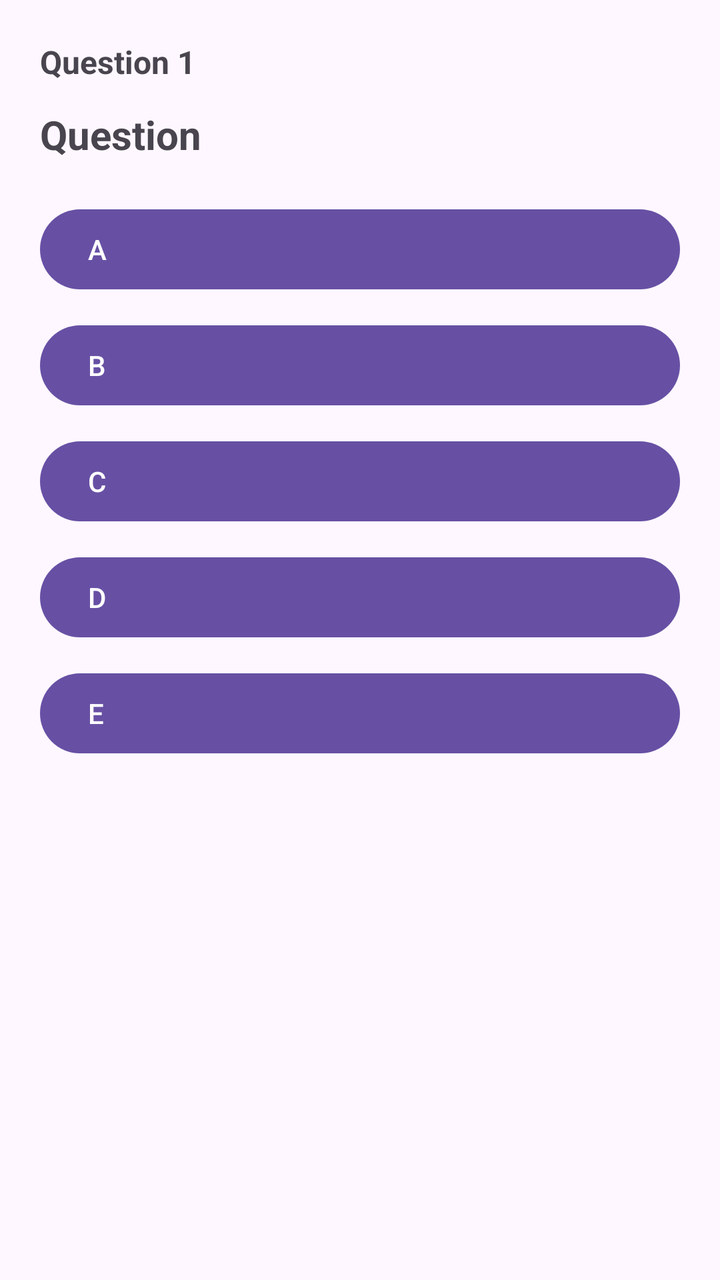
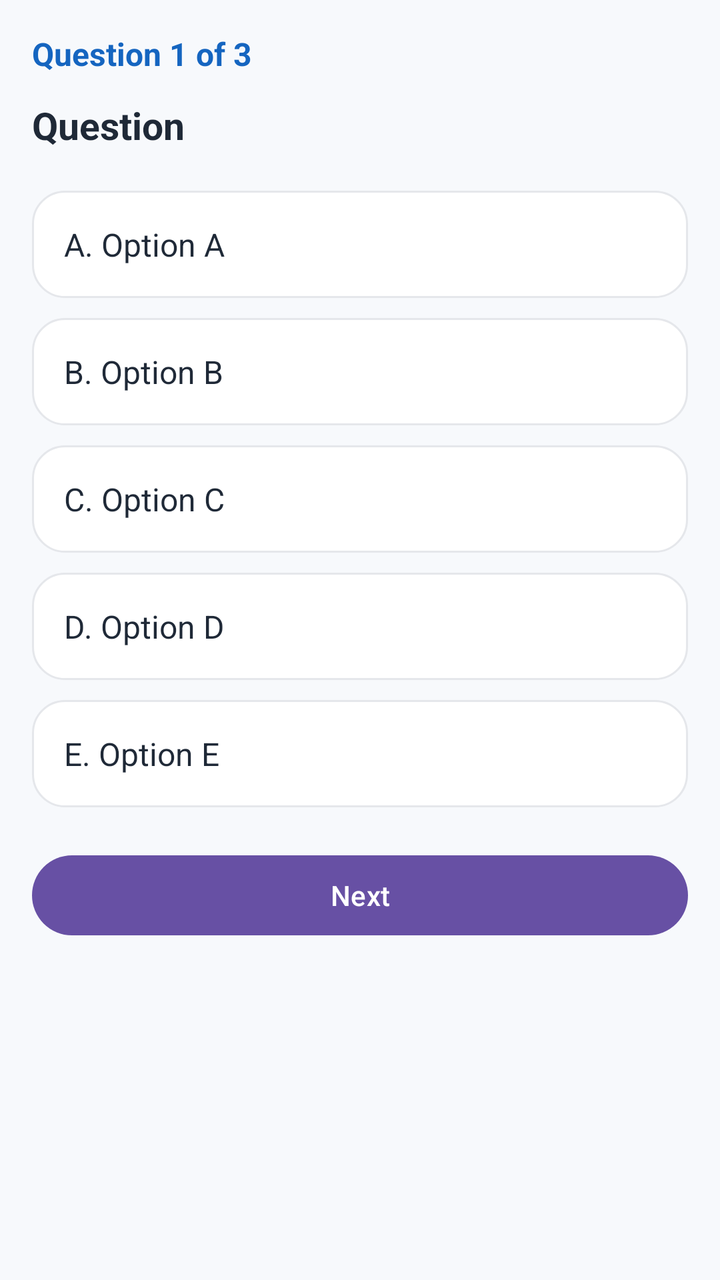

The first picture is an Android layout as it rendered before a commit; the second is the same layout after the commit. The layout source and the unified diff follow.
<!-- AndroidManifest.xml: application theme Theme.CSTeacherPrep -->
<!-- res/layout/activity_quiz.xml -->
<?xml version="1.0" encoding="utf-8"?>
<ScrollView xmlns:android="http://schemas.android.com/apk/res/android"
    xmlns:app="http://schemas.android.com/apk/res-auto"
    android:layout_width="match_parent"
    android:layout_height="match_parent"
    android:fillViewport="true">

    <LinearLayout
        android:layout_width="match_parent"
        android:layout_height="wrap_content"
        android:orientation="vertical"
        android:padding="20dp">

        <TextView
            android:id="@+id/questionNumber"
            android:layout_width="wrap_content"
            android:layout_height="wrap_content"
            android:text="Question 1"
            android:textSize="16sp"
            android:textStyle="bold"
            android:layout_marginBottom="12dp" />

        <TextView
            android:id="@+id/questionText"
            android:layout_width="match_parent"
            android:layout_height="wrap_content"
            android:text="Question"
            android:textSize="20sp"
            android:textStyle="bold"
            android:layout_marginBottom="20dp" />

        <com.google.android.material.button.MaterialButton
            android:id="@+id/optionA"
            android:layout_width="match_parent"
            android:layout_height="wrap_content"
            android:text="A"
            android:gravity="start|center_vertical"
            android:layout_marginBottom="10dp" />

        <com.google.android.material.button.MaterialButton
            android:id="@+id/optionB"
            android:layout_width="match_parent"
            android:layout_height="wrap_content"
            android:text="B"
            android:gravity="start|center_vertical"
            android:layout_marginBottom="10dp" />

        <com.google.android.material.button.MaterialButton
            android:id="@+id/optionC"
            android:layout_width="match_parent"
            android:layout_height="wrap_content"
            android:text="C"
            android:gravity="start|center_vertical"
            android:layout_marginBottom="10dp" />

        <com.google.android.material.button.MaterialButton
            android:id="@+id/optionD"
            android:layout_width="match_parent"
            android:layout_height="wrap_content"
            android:text="D"
            android:gravity="start|center_vertical"
            android:layout_marginBottom="10dp" />

        <com.google.android.material.button.MaterialButton
            android:id="@+id/optionE"
            android:layout_width="match_parent"
            android:layout_height="wrap_content"
            android:text="E"
            android:gravity="start|center_vertical"
            android:layout_marginBottom="20dp" />

    </LinearLayout>

</ScrollView>
<!-- resources referenced by this layout -->
<resources>
  <style name="Theme.CSTeacherPrep" parent="Base.Theme.CSTeacherPrep" />
  <style name="Base.Theme.CSTeacherPrep" parent="Theme.Material3.DayNight.NoActionBar">
          
          
      </style>
</resources>

<!-- the commit's change to res/layout/activity_quiz.xml (unified diff, before → after) -->
@@ -1,73 +1,135 @@
 <?xml version="1.0" encoding="utf-8"?>
 <ScrollView xmlns:android="http://schemas.android.com/apk/res/android"
-    xmlns:app="http://schemas.android.com/apk/res-auto"
     android:layout_width="match_parent"
     android:layout_height="match_parent"
+    android:background="@color/screen_background"
     android:fillViewport="true">
 
     <LinearLayout
         android:layout_width="match_parent"
         android:layout_height="wrap_content"
         android:orientation="vertical"
-        android:padding="20dp">
+        android:padding="16dp">
 
+        
         <TextView
             android:id="@+id/questionNumber"
-            android:layout_width="wrap_content"
+            android:layout_width="match_parent"
             android:layout_height="wrap_content"
-            android:text="Question 1"
+            android:text="Question 1 of 3"
+            android:textColor="@color/primary_blue"
             android:textSize="16sp"
-            android:textStyle="bold"
-            android:layout_marginBottom="12dp" />
+            android:textStyle="bold" />
 
+        
         <TextView
             android:id="@+id/questionText"
             android:layout_width="match_parent"
             android:layout_height="wrap_content"
+            android:layout_marginTop="12dp"
             android:text="Question"
-            android:textSize="20sp"
-            android:textStyle="bold"
-            android:layout_marginBottom="20dp" />
+            android:textColor="@color/text_primary"
+            android:textSize="19sp"
+            android:textStyle="bold" />
 
-        <com.google.android.material.button.MaterialButton
+        
+        <TextView
             android:id="@+id/optionA"
             android:layout_width="match_parent"
             android:layout_height="wrap_content"
-            android:text="A"
-            android:gravity="start|center_vertical"
-            android:layout_marginBottom="10dp" />
+            android:layout_marginTop="20dp"
+            android:background="@drawable/bg_card"
+            android:clickable="true"
+            android:focusable="true"
+            android:padding="16dp"
+            android:text="A. Option A"
+            android:textColor="@color/text_primary"
+            android:textSize="16sp" />
 
-        <com.google.android.material.button.MaterialButton
+        
+        <TextView
             android:id="@+id/optionB"
             android:layout_width="match_parent"
             android:layout_height="wrap_content"
-            android:text="B"
-            android:gravity="start|center_vertical"
-            android:layout_marginBottom="10dp" />
+            android:layout_marginTop="10dp"
+            android:background="@drawable/bg_card"
+            android:clickable="true"
+            android:focusable="true"
+            android:padding="16dp"
+            android:text="B. Option B"
+            android:textColor="@color/text_primary"
+            android:textSize="16sp" />
 
-        <com.google.android.material.button.MaterialButton
+        
+        <TextView
             android:id="@+id/optionC"
             android:layout_width="match_parent"
             android:layout_height="wrap_content"
-            android:text="C"
-            android:gravity="start|center_vertical"
-            android:layout_marginBottom="10dp" />
+            android:layout_marginTop="10dp"
+            android:background="@drawable/bg_card"
+            android:clickable="true"
+            android:focusable="true"
+            android:padding="16dp"
+            android:text="C. Option C"
+            android:textColor="@color/text_primary"
+            android:textSize="16sp" />
 
-        <com.google.android.material.button.MaterialButton
+        
+        <TextView
             android:id="@+id/optionD"
             android:layout_width="match_parent"
             android:layout_height="wrap_content"
-            android:text="D"
-            android:gravity="start|center_vertical"
-            android:layout_marginBottom="10dp" />
+            android:layout_marginTop="10dp"
+            android:background="@drawable/bg_card"
+            android:clickable="true"
+            android:focusable="true"
+            android:padding="16dp"
+            android:text="D. Option D"
+            android:textColor="@color/text_primary"
+            android:textSize="16sp" />
 
-        <com.google.android.material.button.MaterialButton
+        
+        <TextView
             android:id="@+id/optionE"
             android:layout_width="match_parent"
             android:layout_height="wrap_content"
-            android:text="E"
-            android:gravity="start|center_vertical"
-            android:layout_marginBottom="20dp" />
+            android:layout_marginTop="10dp"
+            android:background="@drawable/bg_card"
+            android:clickable="true"
+            android:focusable="true"
+            android:padding="16dp"
+            android:text="E. Option E"
+            android:textColor="@color/text_primary"
+            android:textSize="16sp" />
+
+        
+        <TextView
+            android:id="@+id/explanation"
+            android:layout_width="match_parent"
+            android:layout_height="wrap_content"
+            android:layout_marginTop="14dp"
+            android:background="@color/primary_blue_light"
+            android:padding="14dp"
+            android:textColor="@color/text_primary"
+            android:textSize="14sp"
+            android:visibility="gone" />
+
+        
+        <com.google.android.material.button.MaterialButton
+            android:id="@+id/btnNext"
+            android:layout_width="match_parent"
+            android:layout_height="wrap_content"
+            android:layout_marginTop="20dp"
+            android:text="@string/next" />
+
+        
+        <com.google.android.material.button.MaterialButton
+            android:id="@+id/btnSubmit"
+            android:layout_width="match_parent"
+            android:layout_height="wrap_content"
+            android:layout_marginTop="10dp"
+            android:text="@string/submit"
+            android:visibility="gone" />
 
     </LinearLayout>
 
<!-- resource entries referenced after the edit -->
@@ -1,6 +1,29 @@
 <!-- resources referenced by this layout -->
 <resources>
+  <color name="primary_blue">#1565C0</color>
+  <color name="primary_blue_light">#E3F2FD</color>
+  <color name="screen_background">#F7F9FC</color>
+  <color name="text_primary">#1F2937</color>
+  <!-- drawable bg_card (drawable) -->
+  <?xml version="1.0" encoding="utf-8"?>
+  <shape xmlns:android="http://schemas.android.com/apk/res/android"
+      android:shape="rectangle">
+  
+      <solid android:color="@color/card_background" />
+  
+      <corners android:radius="@dimen/card_corner_radius" />
+  
+      <stroke
+          android:width="1dp"
+          android:color="@color/divider" />
+  
+  </shape>
+  <string name="next">Next</string>
+  <string name="submit">Submit</string>
   <style name="Theme.CSTeacherPrep" parent="Base.Theme.CSTeacherPrep" />
+  <color name="card_background">#FFFFFF</color>
+  <dimen name="card_corner_radius">16dp</dimen>
+  <color name="divider">#E5E7EB</color>
   <style name="Base.Theme.CSTeacherPrep" parent="Theme.Material3.DayNight.NoActionBar">
           
           
